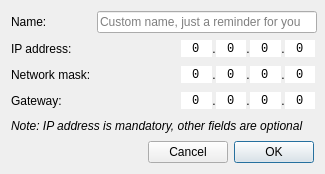
Old version of the form UI/DlgPredefinedIP.ui in the repository Folco68/Folco.
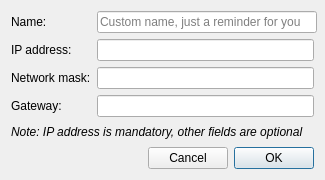
New version of the form. Custom widgets are drawn as their Qt base class.

Commit message: - Don't use anymore QSpinBox to enter IP (it's a mess to intercept events) - Instead use a QLineEdit + custom validator based on QValidator

```diff
--- a/UI/DlgPredefinedIP.ui
+++ b/UI/DlgPredefinedIP.ui
@@ -7,7 +7,7 @@
     <x>0</x>
     <y>0</y>
     <width>325</width>
-    <height>174</height>
+    <height>180</height>
    </rect>
   </property>
   <property name="minimumSize">
@@ -21,7 +21,7 @@
   </property>
   <layout class="QVBoxLayout" name="verticalLayout">
    <item>
-    <layout class="QGridLayout" name="LayoutIP">
+    <layout class="QFormLayout" name="FLayoutIP">
      <item row="0" column="0">
       <widget class="QLabel" name="LabelName">
        <property name="text">
@@ -50,156 +50,7 @@
       </widget>
      </item>
      <item row="1" column="1">
-      <spacer name="HSpacerIP">
-       <property name="orientation">
-        <enum>Qt::Orientation::Horizontal</enum>
-       </property>
-       <property name="sizeHint" stdset="0">
-        <size>
-         <width>40</width>
-         <height>20</height>
-        </size>
-       </property>
-      </spacer>
-     </item>
-     <item row="1" column="2">
-      <layout class="QHBoxLayout" name="HLayoutIP">
-       <property name="spacing">
-        <number>0</number>
-       </property>
-       <item>
-        <widget class="IPspinBox" name="SpinBox11">
-         <property name="font">
-          <font>
-           <family>Lucida Console</family>
-          </font>
-         </property>
-         <property name="frame">
-          <bool>false</bool>
-         </property>
-         <property name="alignment">
-          <set>Qt::AlignmentFlag::AlignCenter</set>
-         </property>
-         <property name="buttonSymbols">
-          <enum>QAbstractSpinBox::ButtonSymbols::NoButtons</enum>
-         </property>
-         <property name="maximum">
-          <number>255</number>
-         </property>
-        </widget>
-       </item>
-       <item>
-        <widget class="QLabel" name="LabelDot11">
-         <property name="text">
-          <string>.</string>
-         </property>
-         <property name="alignment">
-          <set>Qt::AlignmentFlag::AlignCenter</set>
-         </property>
-        </widget>
-       </item>
-       <item>
-        <widget class="IPspinBox" name="SpinBox12">
-         <property name="font">
-          <font>
-           <family>Lucida Console</family>
-          </font>
-         </property>
-         <property name="frame">
-          <bool>false</bool>
-         </property>
-         <property name="alignment">
-          <set>Qt::AlignmentFlag::AlignCenter</set>
-         </property>
-         <property name="buttonSymbols">
-          <enum>QAbstractSpinBox::ButtonSymbols::NoButtons</enum>
-         </property>
-         <property name="maximum">
-          <number>255</number>
-         </property>
-        </widget>
-       </item>
-       <item>
-        <widget class="QLabel" name="LabelDot12">
-         <property name="sizePolicy">
-          <sizepolicy hsizetype="Minimum" vsizetype="Minimum">
-           <horstretch>0</horstretch>
-           <verstretch>0</verstretch>
-          </sizepolicy>
-         </property>
-         <property name="text">
-          <string>.</string>
-         </property>
-         <property name="alignment">
-          <set>Qt::AlignmentFlag::AlignCenter</set>
-         </property>
-        </widget>
-       </item>
-       <item>
-        <widget class="IPspinBox" name="SpinBox13">
-         <property name="font">
-          <font>
-           <family>Lucida Console</family>
-          </font>
-         </property>
-         <property name="frame">
-          <bool>false</bool>
-         </property>
-         <property name="alignment">
-          <set>Qt::AlignmentFlag::AlignCenter</set>
-         </property>
-         <property name="buttonSymbols">
-          <enum>QAbstractSpinBox::ButtonSymbols::NoButtons</enum>
-         </property>
-         <property name="maximum">
-          <number>255</number>
-         </property>
-        </widget>
-       </item>
-       <item>
-        <widget class="QLabel" name="LabelDot13">
-         <property name="sizePolicy">
-          <sizepolicy hsizetype="Minimum" vsizetype="Minimum">
-           <horstretch>0</horstretch>
-           <verstretch>0</verstretch>
-          </sizepolicy>
-         </property>
-         <property name="text">
-          <string>.</string>
-         </property>
-         <property name="alignment">
-          <set>Qt::AlignmentFlag::AlignCenter</set>
-         </property>
-        </widget>
-       </item>
-       <item>
-        <widget class="IPspinBox" name="SpinBox14">
-         <property name="sizePolicy">
-          <sizepolicy hsizetype="Preferred" vsizetype="Fixed">
-           <horstretch>0</horstretch>
-           <verstretch>0</verstretch>
-          </sizepolicy>
-         </property>
-         <property name="font">
-          <font>
-           <family>Lucida Console</family>
-          </font>
-         </property>
-         <property name="frame">
-          <bool>false</bool>
-         </property>
-         <property name="alignment">
-          <set>Qt::AlignmentFlag::AlignCenter</set>
-         </property>
-         <property name="buttonSymbols">
-          <enum>QAbstractSpinBox::ButtonSymbols::NoButtons</enum>
-         </property>
-         <property name="maximum">
-          <number>255</number>
-         </property>
-        </widget>
-       </item>
-      </layout>
+      <widget class="IPlineEdit" name="EditIP"/>
      </item>
      <item row="2" column="0">
       <widget class="QLabel" name="LabelNetworkMask">
@@ -209,156 +60,7 @@
       </widget>
      </item>
      <item row="2" column="1">
-      <spacer name="HSpacerNetmask">
-       <property name="orientation">
-        <enum>Qt::Orientation::Horizontal</enum>
-       </property>
-       <property name="sizeHint" stdset="0">
-        <size>
-         <width>40</width>
-         <height>20</height>
-        </size>
-       </property>
-      </spacer>
-     </item>
-     <item row="2" column="2">
-      <layout class="QHBoxLayout" name="HLayoutNetmask">
-       <property name="spacing">
-        <number>0</number>
-       </property>
-       <item>
-        <widget class="IPspinBox" name="SpinBox21">
-         <property name="font">
-          <font>
-           <family>Lucida Console</family>
-          </font>
-         </property>
-         <property name="frame">
-          <bool>false</bool>
-         </property>
-         <property name="alignment">
-          <set>Qt::AlignmentFlag::AlignCenter</set>
-         </property>
-         <property name="buttonSymbols">
-          <enum>QAbstractSpinBox::ButtonSymbols::NoButtons</enum>
-         </property>
-         <property name="maximum">
-          <number>255</number>
-         </property>
-        </widget>
-       </item>
-       <item>
-        <widget class="QLabel" name="LabelDot21">
-         <property name="sizePolicy">
-          <sizepolicy hsizetype="Minimum" vsizetype="Minimum">
-           <horstretch>0</horstretch>
-           <verstretch>0</verstretch>
-          </sizepolicy>
-         </property>
-         <property name="text">
-          <string>.</string>
-         </property>
-         <property name="alignment">
-          <set>Qt::AlignmentFlag::AlignCenter</set>
-         </property>
-        </widget>
-       </item>
-       <item>
-        <widget class="IPspinBox" name="SpinBox22">
-         <property name="font">
-          <font>
-           <family>Lucida Console</family>
-          </font>
-         </property>
-         <property name="frame">
-          <bool>false</bool>
-         </property>
-         <property name="alignment">
-          <set>Qt::AlignmentFlag::AlignCenter</set>
-         </property>
-         <property name="buttonSymbols">
-          <enum>QAbstractSpinBox::ButtonSymbols::NoButtons</enum>
-         </property>
-         <property name="maximum">
-          <number>255</number>
-         </property>
-        </widget>
-       </item>
-       <item>
-        <widget class="QLabel" name="LabelDot22">
-         <property name="sizePolicy">
-          <sizepolicy hsizetype="Minimum" vsizetype="Minimum">
-           <horstretch>0</horstretch>
-           <verstretch>0</verstretch>
-          </sizepolicy>
-         </property>
-         <property name="text">
-          <string>.</string>
-         </property>
-         <property name="alignment">
-          <set>Qt::AlignmentFlag::AlignCenter</set>
-         </property>
-        </widget>
-       </item>
-       <item>
-        <widget class="IPspinBox" name="SpinBox23">
-         <property name="font">
-          <font>
-           <family>Lucida Console</family>
-          </font>
-         </property>
-         <property name="frame">
-          <bool>false</bool>
-         </property>
-         <property name="alignment">
-          <set>Qt::AlignmentFlag::AlignCenter</set>
-         </property>
-         <property name="buttonSymbols">
-          <enum>QAbstractSpinBox::ButtonSymbols::NoButtons</enum>
-         </property>
-         <property name="maximum">
-          <number>255</number>
-         </property>
-        </widget>
-       </item>
-       <item>
-        <widget class="QLabel" name="LabelDot23">
-         <property name="sizePolicy">
-          <sizepolicy hsizetype="Minimum" vsizetype="Minimum">
-           <horstretch>0</horstretch>
-           <verstretch>0</verstretch>
-          </sizepolicy>
-         </property>
-         <property name="text">
-          <string>.</string>
-         </property>
-         <property name="alignment">
-          <set>Qt::AlignmentFlag::AlignCenter</set>
-         </property>
-        </widget>
-       </item>
-       <item>
-        <widget class="IPspinBox" name="SpinBox24">
-         <property name="font">
-          <font>
-           <family>Lucida Console</family>
-          </font>
-         </property>
-         <property name="frame">
-          <bool>false</bool>
-         </property>
-         <property name="alignment">
-          <set>Qt::AlignmentFlag::AlignCenter</set>
-         </property>
-         <property name="buttonSymbols">
-          <enum>QAbstractSpinBox::ButtonSymbols::NoButtons</enum>
-         </property>
-         <property name="maximum">
-          <number>255</number>
-         </property>
-        </widget>
-       </item>
-      </layout>
+      <widget class="IPlineEdit" name="EditMask"/>
      </item>
      <item row="3" column="0">
       <widget class="QLabel" name="LabelGateway">
@@ -368,156 +70,7 @@
       </widget>
      </item>
      <item row="3" column="1">
-      <spacer name="HSpacerGateway">
-       <property name="orientation">
-        <enum>Qt::Orientation::Horizontal</enum>
-       </property>
-       <property name="sizeHint" stdset="0">
-        <size>
-         <width>40</width>
-         <height>20</height>
-        </size>
-       </property>
-      </spacer>
-     </item>
-     <item row="3" column="2">
-      <layout class="QHBoxLayout" name="HLayoutGateway">
-       <property name="spacing">
-        <number>0</number>
-       </property>
-       <item>
-        <widget class="IPspinBox" name="SpinBox31">
-         <property name="font">
-          <font>
-           <family>Lucida Console</family>
-          </font>
-         </property>
-         <property name="frame">
-          <bool>false</bool>
-         </property>
-         <property name="alignment">
-          <set>Qt::AlignmentFlag::AlignCenter</set>
-         </property>
-         <property name="buttonSymbols">
-          <enum>QAbstractSpinBox::ButtonSymbols::NoButtons</enum>
-         </property>
-         <property name="maximum">
-          <number>255</number>
-         </property>
-        </widget>
-       </item>
-       <item>
-        <widget class="QLabel" name="LabelDot31">
-         <property name="sizePolicy">
-          <sizepolicy hsizetype="Minimum" vsizetype="Minimum">
-           <horstretch>0</horstretch>
-           <verstretch>0</verstretch>
-          </sizepolicy>
-         </property>
-         <property name="text">
-          <string>.</string>
-         </property>
-         <property name="alignment">
-          <set>Qt::AlignmentFlag::AlignCenter</set>
-         </property>
-        </widget>
-       </item>
-       <item>
-        <widget class="IPspinBox" name="SpinBox32">
-         <property name="font">
-          <font>
-           <family>Lucida Console</family>
-          </font>
-         </property>
-         <property name="frame">
-          <bool>false</bool>
-         </property>
-         <property name="alignment">
-          <set>Qt::AlignmentFlag::AlignCenter</set>
-         </property>
-         <property name="buttonSymbols">
-          <enum>QAbstractSpinBox::ButtonSymbols::NoButtons</enum>
-         </property>
-         <property name="maximum">
-          <number>255</number>
-         </property>
-        </widget>
-       </item>
-       <item>
-        <widget class="QLabel" name="LabelDot32">
-         <property name="sizePolicy">
-          <sizepolicy hsizetype="Minimum" vsizetype="Minimum">
-           <horstretch>0</horstretch>
-           <verstretch>0</verstretch>
-          </sizepolicy>
-         </property>
-         <property name="text">
-          <string>.</string>
-         </property>
-         <property name="alignment">
-          <set>Qt::AlignmentFlag::AlignCenter</set>
-         </property>
-        </widget>
-       </item>
-       <item>
-        <widget class="IPspinBox" name="SpinBox33">
-         <property name="font">
-          <font>
-           <family>Lucida Console</family>
-          </font>
-         </property>
-         <property name="frame">
-          <bool>false</bool>
-         </property>
-         <property name="alignment">
-          <set>Qt::AlignmentFlag::AlignCenter</set>
-         </property>
-         <property name="buttonSymbols">
-          <enum>QAbstractSpinBox::ButtonSymbols::NoButtons</enum>
-         </property>
-         <property name="maximum">
-          <number>255</number>
-         </property>
-        </widget>
-       </item>
-       <item>
-        <widget class="QLabel" name="LabelDot33">
-         <property name="sizePolicy">
-          <sizepolicy hsizetype="Minimum" vsizetype="Minimum">
-           <horstretch>0</horstretch>
-           <verstretch>0</verstretch>
-          </sizepolicy>
-         </property>
-         <property name="text">
-          <string>.</string>
-         </property>
-         <property name="alignment">
-          <set>Qt::AlignmentFlag::AlignCenter</set>
-         </property>
-        </widget>
-       </item>
-       <item>
-        <widget class="IPspinBox" name="SpinBox34">
-         <property name="font">
-          <font>
-           <family>Lucida Console</family>
-          </font>
-         </property>
-         <property name="frame">
-          <bool>false</bool>
-         </property>
-         <property name="alignment">
-          <set>Qt::AlignmentFlag::AlignCenter</set>
-         </property>
-         <property name="buttonSymbols">
-          <enum>QAbstractSpinBox::ButtonSymbols::NoButtons</enum>
-         </property>
-         <property name="maximum">
-          <number>255</number>
-         </property>
-        </widget>
-       </item>
-      </layout>
+      <widget class="IPlineEdit" name="EditGateway"/>
      </item>
     </layout>
    </item>
@@ -574,9 +127,9 @@
  </widget>
  <customwidgets>
   <customwidget>
-   <class>IPspinBox</class>
-   <extends>QSpinBox</extends>
-   <header>IPspinBox.hpp</header>
+   <class>IPlineEdit</class>
+   <extends>QLineEdit</extends>
+   <header>IPlineEdit.hpp</header>
   </customwidget>
  </customwidgets>
  <resources/>
```
Left out of the diff: 2 changed lines with no effect on the pictures. The commit also changes 11 other files.
